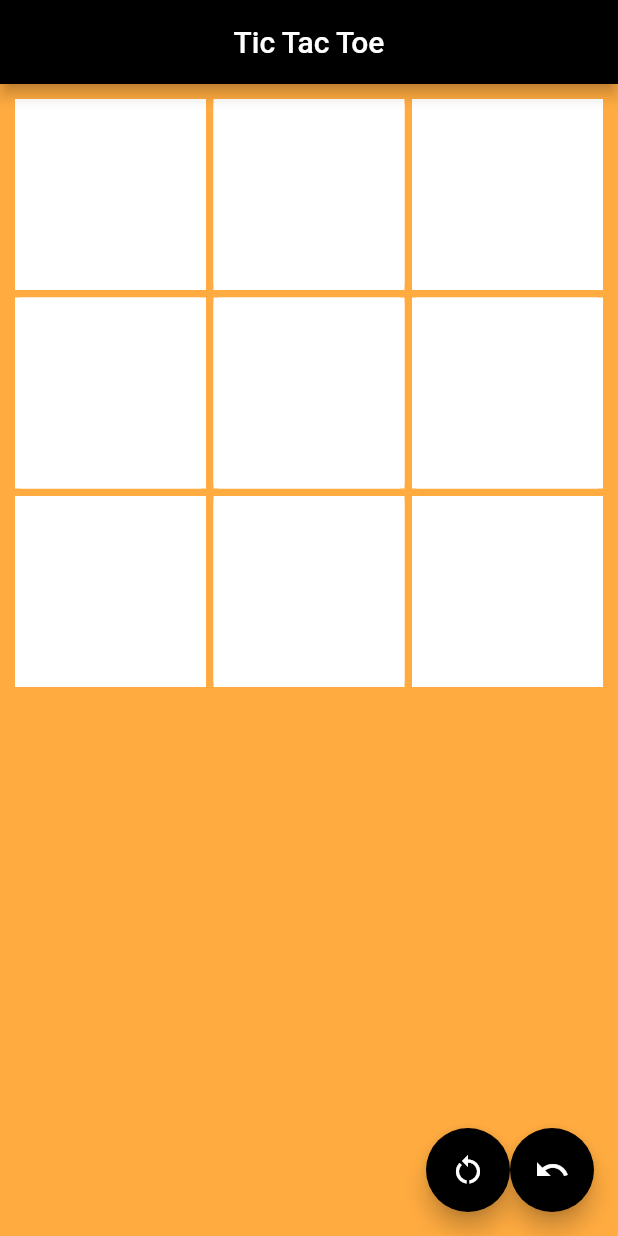
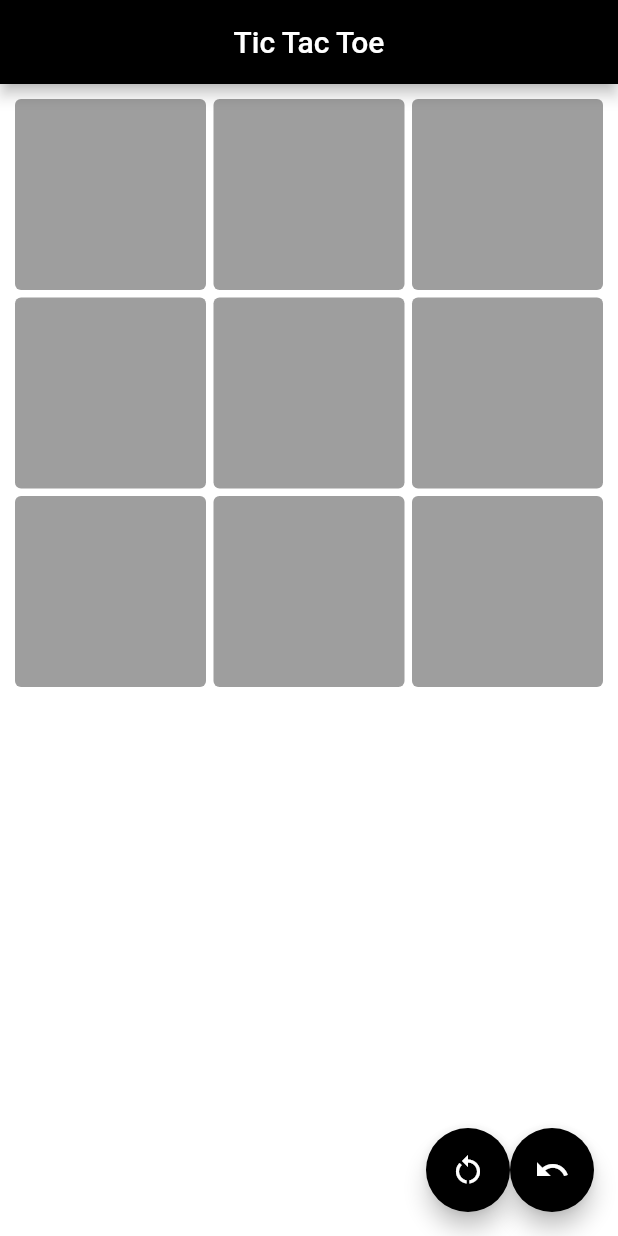
Before and after one commit to joanmdrs/tic-tac-toe, a Flutter app: the screen it shows after launch, after a tap on the "undo" icon, on a phone screen of 412 x 824 dp. Run offline on Flutter 3.47's test engine with Material 2 defaults, Android fonts, the phone set to English and light mode, and no system bars; our stand-ins replace google_fonts.

Commit message:
Finalizando Implementação
Co-Authored-By: Joan Medeiros <77677763+joanmdrs@users.noreply.github.com>

```diff
--- a/tictactoe/lib/main.dart
+++ b/tictactoe/lib/main.dart
@@ -42,13 +42,17 @@ class _MyHomePageState extends State<MyHomePage> {
   String winner = "";
   int colorIndex = -1;
 
-  void _modifyState(int pos) {
+  void _setState() {
+    if (state == 0) {
+      state = 1;
+    } else {
+      state = 0;
+    }
+  }
+
+  void _playMove(int pos) {
     setState(() {
-      if (state == 0) {
-        state = 1;
-      } else {
-        state = 0;
-      }
+      _setState();
       colorIndex = pos;
       play = game.Mark(pos, state);
       listPlays.add(pos);
@@ -69,13 +73,10 @@ class _MyHomePageState extends State<MyHomePage> {
 
   void _undo() {
     setState(() {
-      if (state == 0) {
-        state = 1;
-      } else {
-        state = 0;
-      }
+      _setState();
       var command = UndoCommand(board, listPlays);
       _executeCommand(command);
+      winner = "";
     });
   }
 
@@ -152,7 +153,7 @@ class _MyHomePageState extends State<MyHomePage> {
   _buildBody(context) {
     return Container(
         height: MediaQuery.of(context).size.height,
-        color: Colors.orangeAccent,
+        color: Colors.white,
         child: Column(
           children: [
             Container(
@@ -160,7 +161,7 @@ class _MyHomePageState extends State<MyHomePage> {
               width: MediaQuery.of(context).size.width,
               padding: const EdgeInsets.all(0.0),
               decoration: BoxDecoration(
-                  border: Border.all(color: Colors.orangeAccent, width: 10.0)),
+                  border: Border.all(color: Colors.white, width: 10.0)),
               child: _buildBoard(),
             ),
             Container(
@@ -189,7 +190,7 @@ class _MyHomePageState extends State<MyHomePage> {
   _buildMark(int index) {
     String? tile = board[index];
     int decider = _changeColor(index);
-    Color color = Colors.white;
+    Color color = Colors.grey;
     if (decider == 1) {
       color = Colors.blue;
     } else if (decider == 2) {
@@ -198,9 +199,9 @@ class _MyHomePageState extends State<MyHomePage> {
     return TextButton(
         style: ButtonStyle(
             backgroundColor: MaterialStateProperty.all<Color>(color),
-            foregroundColor: MaterialStateProperty.all<Color>(Colors.black)),
+            foregroundColor: MaterialStateProperty.all<Color>(Colors.white)),
         onPressed: () {
-          _modifyState(index);
+          _playMove(index);
         },
         child: Text(('$tile'),
             style: GoogleFonts.nunitoSans(
```
